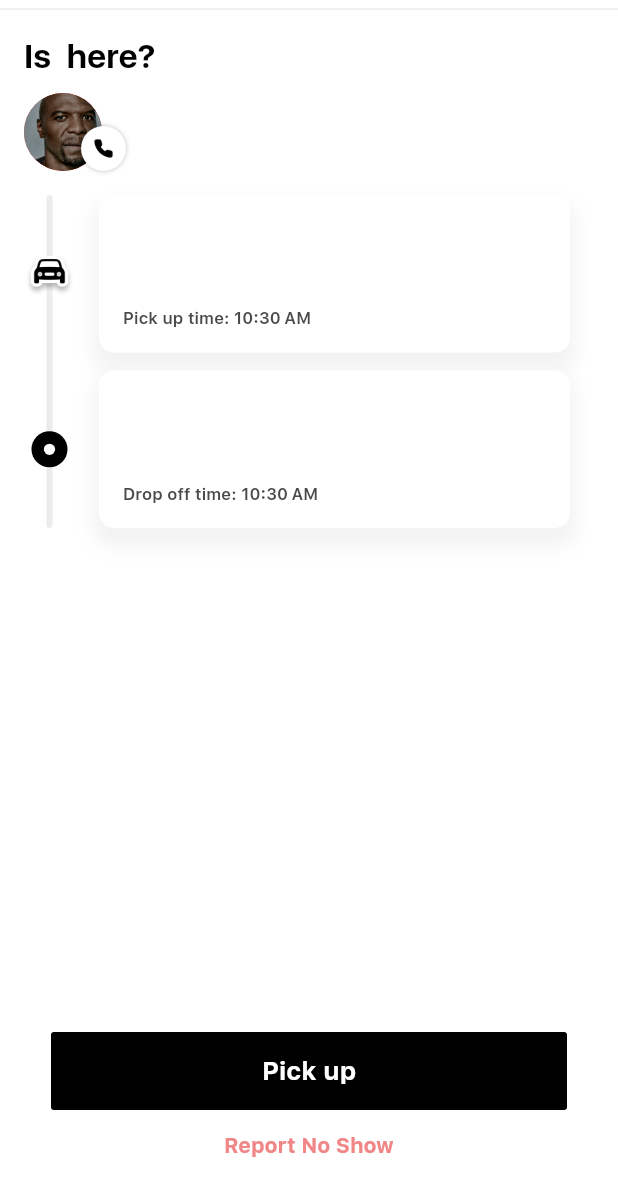
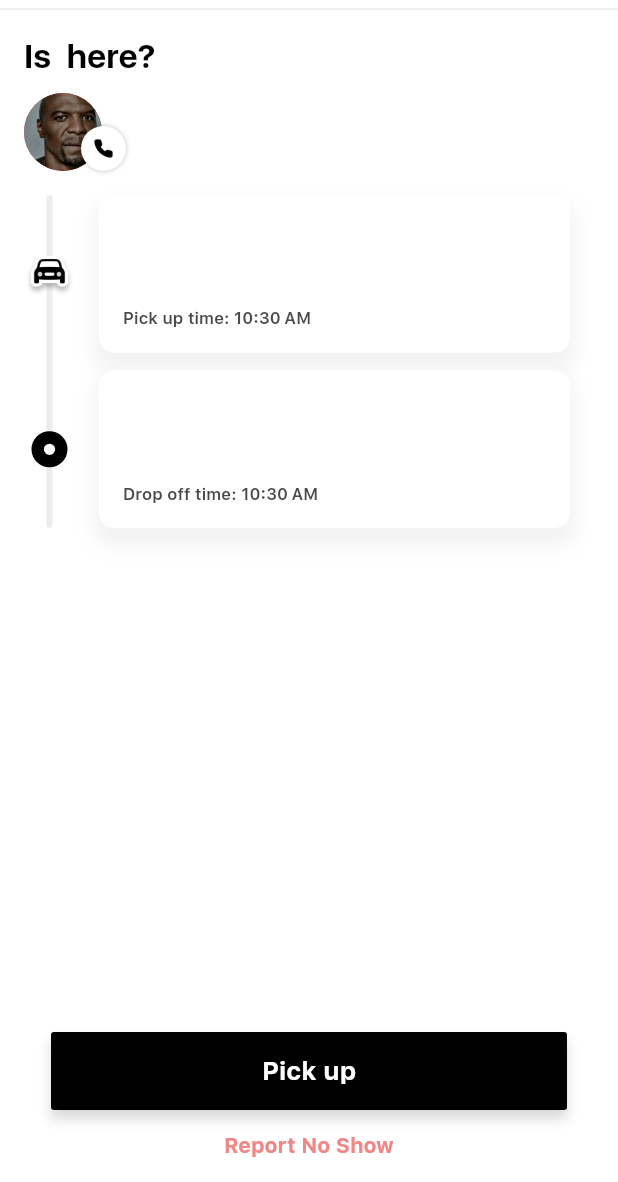
Before and after one commit to cornell-dti/carriage-driver, a Flutter app: the PickUpPage screen opened directly with empty values, on a phone screen of 412 x 824 dp, the part 54-1236 px from its top. Run offline on Flutter 3.47's test engine with Material 2 defaults, Android fonts, the phone set to English and light mode, and no system bars; drawn by our look-alikes of loading_overlay; our stand-ins replace flutter_secure_storage, flutter_svg, google_sign_in, jwt_decoder, wakelock; missing offline and left inert: geolocation, speech_bubble; accounts and stored records are empty; network calls fail; project files that could hold a hidden picture were left out.

Commit message:
Added button shadow on ride flow pages

```diff
--- a/lib/pages/OnboardingStages.dart
+++ b/lib/pages/OnboardingStages.dart
@@ -89,7 +89,7 @@ Widget _start(OnboardingState state, BuildContext context) {
               ),
             ],
           ),
-          CButton(text: "Continue", onPressed: () => state.nextStage(context))
+          CButton(text: "Continue", hasShadow: false, onPressed: () => state.nextStage(context))
         ]),
   );
 }
--- a/lib/pages/ride-flow/BeginRidePage.dart
+++ b/lib/pages/ride-flow/BeginRidePage.dart
@@ -81,6 +81,7 @@ class _BeginRidePageState extends State<BeginRidePage> {
                       padding: EdgeInsets.symmetric(horizontal: 18),
                       child: CButton(
                           text: "Begin Ride",
+                          hasShadow: true,
                           onPressed: () async {
                             if (_requestedContinue) return;
                             setState(() => _requestedContinue = true);
--- a/lib/pages/ride-flow/OnTheWayPage.dart
+++ b/lib/pages/ride-flow/OnTheWayPage.dart
@@ -124,6 +124,7 @@ class _OnTheWayPageState extends State<OnTheWayPage> {
                       onChange: widget.onContinueRectChange,
                       child: CButton(
                           text: "I've Arrived",
+                          hasShadow: true,
                           onPressed: () async {
                             if (_requestedContinue) return;
                             setState(() => _requestedContinue = true);
--- a/lib/pages/ride-flow/PickUpPage.dart
+++ b/lib/pages/ride-flow/PickUpPage.dart
@@ -96,6 +96,7 @@ class _PickUpPageState extends State<PickUpPage> {
                         padding: EdgeInsets.symmetric(horizontal: 34),
                         child: CButton(
                             text: "Pick up",
+                            hasShadow: true,
                             onPressed: () async {
                               if (_requestedContinue) return;
                               setState(() => _requestedContinue = true);
--- a/lib/widgets/Buttons.dart
+++ b/lib/widgets/Buttons.dart
@@ -6,19 +6,38 @@ import 'Dialogs.dart';
 /// Black button with white text
 class CButton extends StatelessWidget {
   final String text;
+  final hasShadow;
   final void Function() onPressed;
 
-  CButton({@required this.text, @required this.onPressed});
+  CButton({@required this.text, @required this.hasShadow, @required this.onPressed});
 
   @override
   Widget build(BuildContext context) {
-    return FlatButton(
+    Widget button = FlatButton(
       padding: EdgeInsets.all(16),
       color: Colors.black,
       child: Text(text,
           style: CarriageTheme.button),
       onPressed: onPressed,
     );
+
+    if (hasShadow) {
+      return Container(
+        child: button,
+        decoration: BoxDecoration(
+            boxShadow: [
+              BoxShadow(
+                  offset: Offset(0, 6),
+                  blurRadius: 6,
+                  color: Colors.black.withOpacity(0.15)
+              )
+            ]
+        ),
+      );
+    }
+    else {
+      return button;
+    }
   }
 }
 
--- a/lib/widgets/Dialogs.dart
+++ b/lib/widgets/Dialogs.dart
@@ -34,6 +34,7 @@ class ConfirmDialog extends StatelessWidget {
             width: double.infinity,
             child: CButton(
                 text: actionName,
+                hasShadow: false,
                 onPressed: onConfirm
             ),
           ),
--- a/lib/widgets/OnboardingWidgets.dart
+++ b/lib/widgets/OnboardingWidgets.dart
@@ -291,6 +291,7 @@ class OnboardingSheet extends StatelessWidget {
                 ),
                 CButton(
                     text: "Continue",
+                    hasShadow: false,
                     onPressed: () => state.nextStage(context)),
                 CarProgressBar(progress: progress)
               ]),
```
